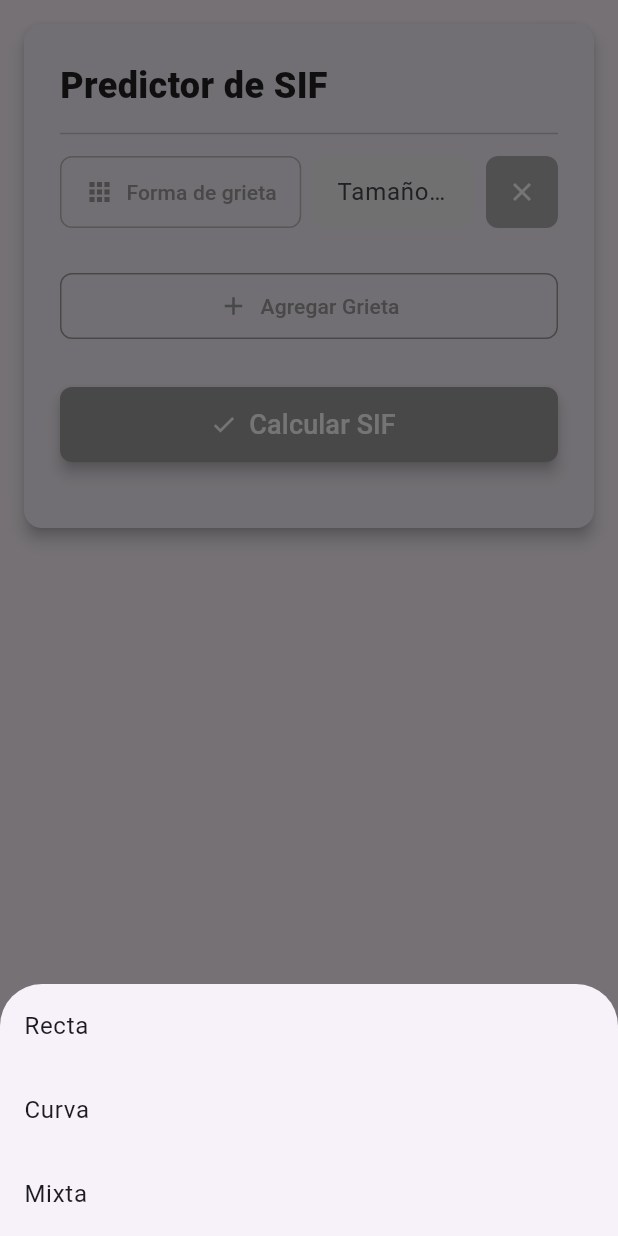
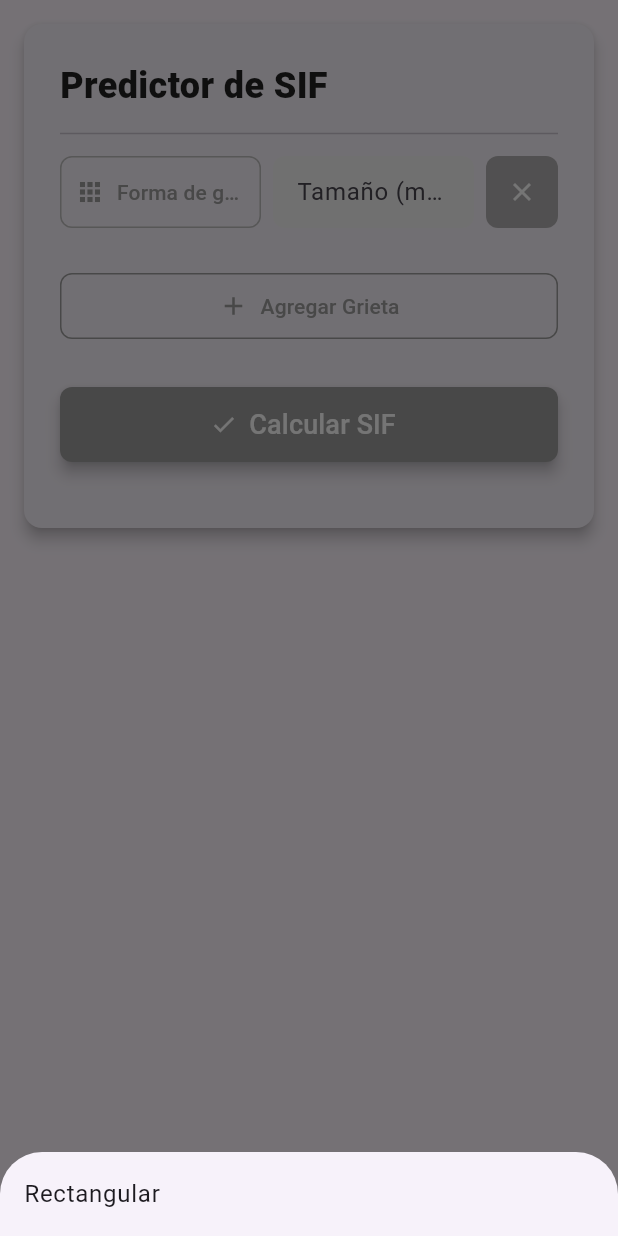
Before and after one commit to RubenTorresNava/integradoramovil, a Flutter app: the PredictorInputPanel widget shown alone on an empty page, opened directly with empty values, after a tap on "Forma de grieta", on a phone screen of 412 x 824 dp. Run offline on Flutter 3.47's test engine with Material 3 defaults, Android fonts, the phone set to English and light mode, and no system bars.

Commit message:
feat: mejorar la lógica y el diseño de la fila de entrada de grietas y la pantalla principal

```diff
--- a/lib/widgets/crack_input_row.dart
+++ b/lib/widgets/crack_input_row.dart
@@ -1,5 +1,3 @@
-// lib/widgets/crack_input_row.dart
-
 import 'package:flutter/material.dart';
 import 'package:provider/provider.dart';
 import '../viewmodels/sif_predictor_viewmodel.dart';
@@ -21,10 +19,8 @@ class CrackInputRow extends StatelessWidget {
     final TextEditingController sizeController = TextEditingController(
         text: crackInput.size?.toString() ?? '');
 
-    // Se usa Consumer para reconstruir solo la fila cuando la forma cambia (por el modal)
     return Consumer<SifPredictorViewModel>(
       builder: (context, vm, child) {
-        // Asegura que el controlador esté actualizado si la data cambia externamente
         if (crackInput.size?.toString() != sizeController.text && !sizeController.text.contains('.')) {
           sizeController.text = crackInput.size?.toString() ?? '';
           sizeController.selection = TextSelection.fromPosition(TextPosition(offset: sizeController.text.length));
@@ -33,22 +29,45 @@ class CrackInputRow extends StatelessWidget {
         return Padding(
           padding: const EdgeInsets.only(bottom: 12.0),
           child: Row(
+            crossAxisAlignment: CrossAxisAlignment.start,
             children: <Widget>[
-              // 1. Botón 'Forma de grieta'
+              // Columna principal para Inputs y Resultado
               Expanded(
-                flex: 3,
-                child: _buildShapeSelectorButton(context, viewModel),
+                flex: 5,
+                child: Column(
+                  crossAxisAlignment: CrossAxisAlignment.start,
+                  children: [
+                    Row(
+                      children: [
+                        //  Botón 'Forma de grieta'
+                        Expanded(child: _buildShapeSelectorButton(context, viewModel)),
+                        const SizedBox(width: 8),
+
+                        // Campo de entrada 'Tamaño (mm)'
+                        Expanded(child: _buildCrackSizeInput(viewModel, sizeController)),
+                      ],
+                    ),
+
+                    // Resultado de SIF
+                    if (crackInput.result != null)
+                      Padding(
+                        padding: const EdgeInsets.only(top: 4.0),
+                        child: Text(
+                          'Resultado: ${crackInput.result}',
+                          style: TextStyle(
+                            color: primaryColor,
+                            fontWeight: FontWeight.bold,
+                            fontSize: 14,
+                          ),
+                        ),
+                      ),
+                  ],
+                ),
               ),
+
               const SizedBox(width: 8),
 
-              // 2. Campo de entrada 'Tamaño (mm)'
-              Expanded(
-                flex: 2,
-                child: _buildCrackSizeInput(viewModel, sizeController),
-              ),
-              const SizedBox(width: 8),
-
-              // 3. Botón para eliminar la fila
+              //Botón para eliminar la fila
               SizedBox(
                 height: 48,
                 width: 48,
@@ -70,6 +89,7 @@ class CrackInputRow extends StatelessWidget {
     );
   }
 
+  // Helper para el selector de forma (Modal Bottom Sheet)
   Widget _buildShapeSelectorButton(BuildContext context, SifPredictorViewModel viewModel) {
     return SizedBox(
       height: 48,
@@ -80,7 +100,7 @@ class CrackInputRow extends StatelessWidget {
           overflow: TextOverflow.ellipsis,
         ),
         onPressed: () {
-          final options = ['Recta', 'Curva', 'Mixta'];
+          final options = ['Rectangular'];
           showModalBottomSheet(
             context: context,
             builder: (ctx) => SafeArea(
@@ -109,6 +129,7 @@ class CrackInputRow extends StatelessWidget {
     );
   }
 
+  // Helper para el campo de texto de tamaño
   Widget _buildCrackSizeInput(SifPredictorViewModel viewModel, TextEditingController controller) {
     return SizedBox(
       height: 48,
@@ -125,7 +146,7 @@ class CrackInputRow extends StatelessWidget {
         ),
         onChanged: (value) {
           double? size = double.tryParse(value);
-          viewModel.setCrackSize(crackInput.id, size ?? 0.0);
+          viewModel.setCrackSize(crackInput.id, size);
         },
       ),
     );
--- a/lib/widgets/predictor_input_panel.dart
+++ b/lib/widgets/predictor_input_panel.dart
@@ -1,11 +1,7 @@
-// lib/widgets/predictor_input_panel.dart (MODIFICADO)
-
 import 'package:flutter/material.dart';
 import 'package:provider/provider.dart';
 import '../viewmodels/sif_predictor_viewmodel.dart';
-import 'input_action_button.dart';
-import 'result_output_panel.dart';
-import 'crack_input_row.dart'; // Importa el nuevo widget de fila
+import 'crack_input_row.dart';
 
 class PredictorInputPanel extends StatelessWidget {
   final Color primaryColor;
@@ -36,24 +32,20 @@ class PredictorInputPanel extends StatelessWidget {
             ),
             const Divider(height: 30),
 
-            // --- 1. LISTA DINÁMICA DE INPUTS ---
-            Flexible( // Permite que el Column dentro de la Card sepa cómo expandirse
-              child: SingleChildScrollView(
-                child: Column(
+            // ---  LISTA DINÁMICA DE INPUTS Y SUS RESULTADOS ---
+            Column(
               children: viewModel.crackInputs.map((input) {
                 return CrackInputRow(
-                      key: ValueKey(input.id), // Clave para manejo de lista
+                  key: ValueKey(input.id),
                   crackInput: input,
                   primaryColor: primaryColor,
                 );
               }).toList(),
             ),
-              ),
-            ),
 
             const SizedBox(height: 16),
 
-            // --- 2. BOTÓN DE AGREGAR (+) ---
+            // --- BOTÓN DE AGREGAR (+) ---
             SizedBox(
               width: double.infinity,
               child: OutlinedButton.icon(
@@ -71,7 +63,7 @@ class PredictorInputPanel extends StatelessWidget {
 
             const SizedBox(height: 30),
 
-            // --- 3. BOTÓN DE CÁLCULO (MOVIDO ABAJO) ---
+            // ---  BOTÓN DE CÁLCULO (✓) ---
             SizedBox(
               width: double.infinity,
               height: 50,
@@ -94,8 +86,12 @@ class PredictorInputPanel extends StatelessWidget {
 
             const SizedBox(height: 20),
 
-            // Resultado (ResultOutputPanel)
-            const ResultOutputPanel(),
+            // --- MENSAJE DE ERROR ---
+            if (viewModel.errorMessage != null)
+              Text(
+                viewModel.errorMessage!,
+                style: const TextStyle(color: Colors.red, fontWeight: FontWeight.bold),
+              ),
           ],
         ),
       ),
--- a/pubspec.yaml
+++ b/pubspec.yaml
@@ -32,6 +32,7 @@ dependencies:
     sdk: flutter
   provider: ^6.0.0
   intl: ^0.18.0
+  http: ^1.1.0
 
   # The following adds the Cupertino Icons font to your application.
   # Use with the CupertinoIcons class for iOS style icons.
```
Also changed, not shown: lib/screens/home_screen.dart (+20 -11 lines), lib/viewmodels/sif_predictor_viewmodel.dart (+68 -26 lines), pubspec.lock. Lines whose indentation alone changed are shown as unchanged.
